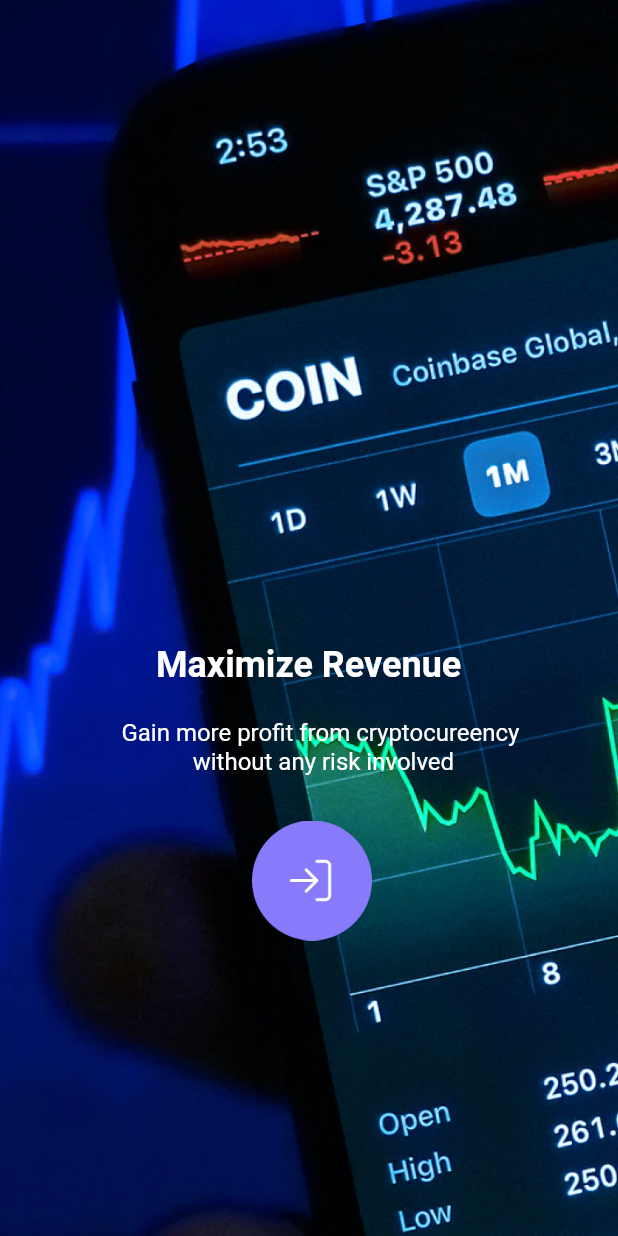
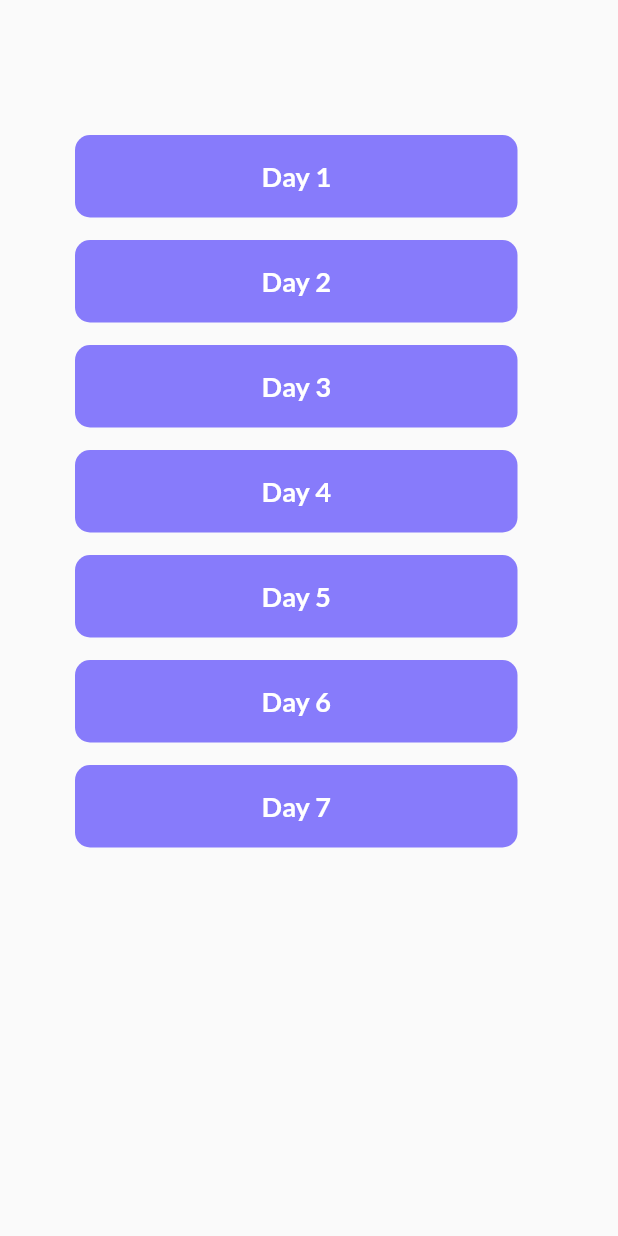
Before and after one commit to amnamaharani/flutter_sevendays, a Flutter app: the screen it shows after launch, on a phone screen of 412 x 824 dp. Run offline on Flutter 3.47's test engine with Material 2 defaults, Android fonts, the phone set to English and light mode, and no system bars; our stand-ins replace google_fonts.

Commit message:
Add main screen with routing

```diff
--- a/lib/main.dart
+++ b/lib/main.dart
@@ -1,4 +1,5 @@
 import 'package:flutter/material.dart';
+import 'package:sevendays/main_splash.dart';
 import 'package:sevendays/pages/first_started.dart';
 import 'package:sevendays/pages/second_started.dart';
 
@@ -15,7 +16,8 @@ class MyApp extends StatelessWidget {
       debugShowCheckedModeBanner: false,
       initialRoute: '/',
       routes: {
-        '/' : (context) =>  const FirstStarted(),
+        '/' : (context) =>  const MainSplash(),
+        '/firststarted' : (context) => const FirstStarted(),
         '/secondstarted' : (context) => const SecondStarted(),
       },
     );
--- a/lib/main_splash.dart
+++ b/lib/main_splash.dart
@@ -0,0 +1,52 @@
+import 'package:flutter/material.dart';
+import 'package:google_fonts/google_fonts.dart';
+
+class MainSplash extends StatelessWidget {
+  const MainSplash({Key? key}) : super(key: key);
+
+  @override
+  Widget build(BuildContext context) {
+    return Scaffold(
+      body: Padding(
+        padding: const EdgeInsets.only(top: 90, left: 50),
+        child: Column(
+          children: [
+            button('Day 1', () => Navigator.pushNamed(context, '/firststarted')),
+            button('Day 2', () => Navigator.pushNamed(context, '/firststarted')),
+            button('Day 3', () => Navigator.pushNamed(context, '/firststarted')),
+            button('Day 4', () => Navigator.pushNamed(context, '/firststarted')),
+            button('Day 5', () => Navigator.pushNamed(context, '/firststarted')),
+            button('Day 6', () => Navigator.pushNamed(context, '/firststarted')),
+            button('Day 7', () => Navigator.pushNamed(context, '/firststarted'))
+          ],
+        ),
+      ),
+    );
+  }
+
+  Widget button(String page,Function() onPressed) {
+    return Padding(
+      padding: const EdgeInsets.only(bottom: 15),
+      child: Container(
+        width: 295,
+        height: 55,
+        decoration: BoxDecoration(
+          borderRadius: BorderRadius.circular(10),
+          color: const Color(0xff877BFB),
+        ),
+        child: TextButton(
+          onPressed:
+            onPressed,
+          child: Text(
+            page,
+            style: GoogleFonts.lato(
+              color: Colors.white,
+              fontSize: 18,
+              fontWeight: FontWeight.w600
+            ),
+          ),
+        ),
+      ),
+    );
+  }
+}
--- a/lib/pages/first_started.dart
+++ b/lib/pages/first_started.dart
@@ -1,6 +1,4 @@
 import 'package:flutter/material.dart';
-import 'package:google_fonts/google_fonts.dart';
-import 'package:sevendays/pages/second_started.dart';
 
 class FirstStarted extends StatelessWidget {
   const FirstStarted({Key? key}) : super(key: key);
```
